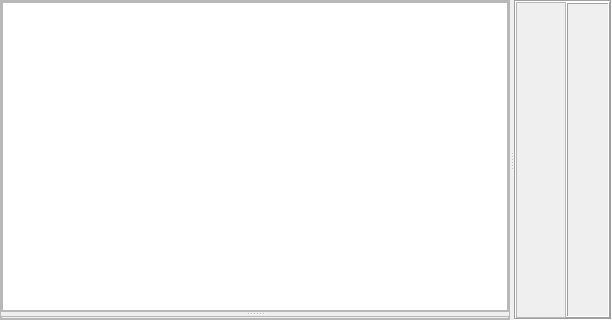
PauloCarvalhoRJ/gammaray, file viewer3d/view3dwidget.ui: the form before one commit.
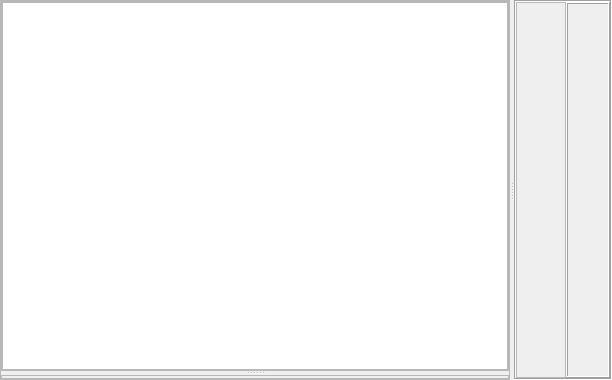
The form after the commit. Icons and pictures are not drawn. Custom widgets are drawn as their Qt base class.

The edit to the form file:
```diff
--- a/viewer3d/view3dwidget.ui
+++ b/viewer3d/view3dwidget.ui
@@ -7,7 +7,7 @@
     <x>0</x>
     <y>0</y>
     <width>612</width>
-    <height>320</height>
+    <height>380</height>
    </rect>
   </property>
   <property name="windowTitle">
```
Left out of the diff: 46 changed lines with no effect on the pictures.
